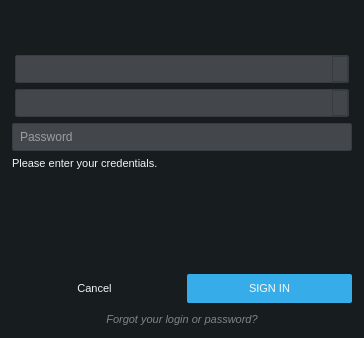
This is python/tank/authentication/resources/login_dialog.ui in shotgunsoftware/tk-core as Qt 5 draws it before an edit. The edited form follows.
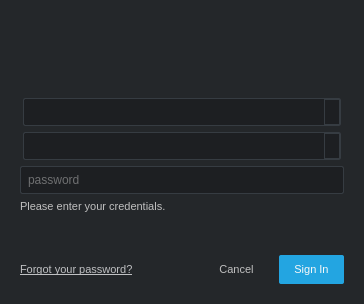
This is the edited form. Icons and pictures are not drawn. Custom widgets are drawn as their Qt base class.

Patch:
```diff
--- a/python/tank/authentication/resources/login_dialog.ui
+++ b/python/tank/authentication/resources/login_dialog.ui
@@ -10,7 +10,7 @@
     <x>0</x>
     <y>0</y>
     <width>364</width>
-    <height>338</height>
+    <height>304</height>
    </rect>
   </property>
   <property name="minimumSize">
@@ -20,46 +20,47 @@
    </size>
   </property>
   <property name="styleSheet">
-   <string notr="true">QWidget
+   <string notr="true">
+QWidget
 {
-    background-color:  rgb(23, 28, 31);
+    background-color:  rgb(36, 39, 42);
+    color: rgb(192, 192, 192);
     selection-background-color: rgb(168, 123, 43);
     selection-color: rgb(230, 230, 230);
     font-size: 11px;
-    color: rgb(242, 244, 247);
 }
 
 QPushButton
 {
-	background-color: transparent;
-	border-radius: 2px;
-	padding: 8px;
-	padding-left: 15px;
-	padding-right: 15px;
+    background-color: transparent;
+    border-radius: 2px;
+    padding: 8px;
+    padding-left: 15px;
+    padding-right: 15px;
 }
 
 QLineEdit, QComboBox
 {
-	background-color: rgb(67, 71, 75);
-	border: 1px solid rgb(54, 60, 66);
-	border-radius: 2px;
-	padding: 5px;
+    background-color: rgb(29, 31, 34);
+    border: 1px solid rgb(54, 60, 66);
+    border-radius: 2px;
+    padding: 5px;
      font-size: 12px;
 }
 
 QComboBox
 {
     margin-left: 3;
-	margin-right: 3
+    margin-right: 3
 }
 
 QComboBox:focus, QLineEdit:focus
 {
-	border: 1px solid rgb(48, 167, 227);
+    border: 1px solid rgb(48, 167, 227);
 }
 
 QComboBox:drop-down:button {
-	border: 1px solid rgb(54, 60, 66);
+    border: 1px solid rgb(54, 60, 66);
 }
 
 QComboBox:down-arrow {
@@ -75,23 +76,20 @@
   <property name="modal">
    <bool>true</bool>
   </property>
-  <layout class="QVBoxLayout" name="verticalLayout_2">
-   <property name="leftMargin">
-    <number>0</number>
+  <layout class="QVBoxLayout" name="verticalLayout_2" stretch="1,0">
+   <property name="margin">
+    <number>20</number>
    </property>
-   <property name="topMargin">
-    <number>24</number>
-   </property>
-   <property name="rightMargin">
+   <item>
+    <layout class="QHBoxLayout" name="horizontalLayout" stretch="0">
+     <property name="spacing">
     <number>0</number>
    </property>
-   <property name="bottomMargin">
-    <number>0</number>
+     <property name="sizeConstraint">
+      <enum>QLayout::SetMinAndMaxSize</enum>
    </property>
    <item>
-    <layout class="QHBoxLayout" name="horizontalLayout">
-     <item>
-      <widget class="QLabel" name="logo">
+      <widget class="AspectPreservingLabel" name="logo">
        <property name="sizePolicy">
         <sizepolicy hsizetype="Preferred" vsizetype="Preferred">
          <horstretch>0</horstretch>
@@ -100,7 +98,7 @@
        </property>
        <property name="maximumSize">
         <size>
-         <width>72</width>
+         <width>250</width>
          <height>72</height>
         </size>
        </property>
@@ -108,10 +106,7 @@
         <string/>
        </property>
        <property name="pixmap">
-        <pixmap resource="resources.qrc">:/shotgun_authentication/login_circle_logo.png</pixmap>
-       </property>
-       <property name="scaledContents">
-        <bool>true</bool>
+        <pixmap resource="resources.qrc">:/shotgun_authentication/shotgun_logo_light_medium.png</pixmap>
        </property>
        <property name="alignment">
         <set>Qt::AlignCenter</set>
@@ -124,11 +119,6 @@
     </layout>
    </item>
    <item>
-    <layout class="QVBoxLayout" name="verticalLayout_8">
-     <property name="margin">
-      <number>12</number>
-     </property>
-     <item>
       <widget class="QStackedWidget" name="stackedWidget">
        <property name="minimumSize">
         <size>
@@ -157,39 +147,13 @@
              <number>0</number>
             </property>
             <item>
-             <widget class="RecentBox" name="site">
-              <property name="editable">
-               <bool>true</bool>
-              </property>
-             </widget>
+           <widget class="RecentBox" name="site"/>
             </item>
             <item>
-             <widget class="RecentBox" name="login">
-              <property name="sizePolicy">
-               <sizepolicy hsizetype="Expanding" vsizetype="Fixed">
-                <horstretch>0</horstretch>
-                <verstretch>0</verstretch>
-               </sizepolicy>
-              </property>
-              <property name="minimumSize">
-               <size>
-                <width>308</width>
-                <height>0</height>
-               </size>
-              </property>
-              <property name="editable">
-               <bool>true</bool>
-              </property>
-             </widget>
+           <widget class="RecentBox" name="login"/>
             </item>
             <item>
              <widget class="Qt5LikeLineEdit" name="password">
-              <property name="sizePolicy">
-               <sizepolicy hsizetype="Expanding" vsizetype="Fixed">
-                <horstretch>0</horstretch>
-                <verstretch>0</verstretch>
-               </sizepolicy>
-              </property>
               <property name="minimumSize">
                <size>
                 <width>308</width>
@@ -200,7 +164,7 @@
                <enum>QLineEdit::Password</enum>
               </property>
               <property name="placeholderText">
-               <string>Password</string>
+             <string>password</string>
               </property>
              </widget>
             </item>
@@ -243,53 +207,13 @@
           </widget>
          </item>
          <item>
-          <layout class="QVBoxLayout" name="verticalLayout_9" stretch="0,0">
+        <layout class="QHBoxLayout" name="button_layout" stretch="0,1,0,0">
            <property name="spacing">
             <number>10</number>
            </property>
            <property name="leftMargin">
             <number>0</number>
            </property>
-           <item>
-            <layout class="QHBoxLayout" name="horizontalLayout_5">
-             <item>
-              <widget class="QPushButton" name="cancel">
-               <property name="styleSheet">
-                <string notr="true"/>
-               </property>
-               <property name="text">
-                <string>Cancel</string>
-               </property>
-               <property name="autoDefault">
-                <bool>false</bool>
-               </property>
-               <property name="flat">
-                <bool>true</bool>
-               </property>
-              </widget>
-             </item>
-             <item>
-              <widget class="QPushButton" name="sign_in">
-               <property name="styleSheet">
-                <string notr="true">color: rgb(248, 248, 248);
-background-color: rgb(54, 173, 232);</string>
-               </property>
-               <property name="text">
-                <string>SIGN IN</string>
-               </property>
-               <property name="autoDefault">
-                <bool>true</bool>
-               </property>
-               <property name="default">
-                <bool>true</bool>
-               </property>
-               <property name="flat">
-                <bool>true</bool>
-               </property>
-              </widget>
-             </item>
-            </layout>
-           </item>
            <item>
             <widget class="QLabel" name="forgot_password_link">
              <property name="cursor">
@@ -302,7 +226,7 @@
 }</string>
              </property>
              <property name="text">
-              <string>&lt;center&gt;&lt;a href=&quot;http://mystudio.shotgunstudio.com/user/forgot_password&quot;&gt;&lt;span style=&quot; text-decoration: none; color:#828487;&quot;&gt;&lt;i&gt;Forgot your login or password?&lt;/i&gt;&lt;/span&gt;&lt;/a&gt;&lt;/center&gt;</string>
+            <string>&lt;html&gt;&lt;head/&gt;&lt;body&gt;&lt;p&gt;&lt;a href=&quot;http://mystudio.shotgunstudio.com/user/forgot_password&quot;&gt;&lt;span style=&quot; text-decoration: underline; color:#c0c1c3;&quot;&gt;Forgot your password?&lt;/span&gt;&lt;/a&gt;&lt;/p&gt;&lt;/body&gt;&lt;/html&gt;</string>
              </property>
              <property name="textFormat">
               <enum>Qt::RichText</enum>
@@ -315,6 +239,55 @@
              </property>
             </widget>
            </item>
+         <item>
+          <spacer name="sign_in_hspacer">
+           <property name="orientation">
+            <enum>Qt::Horizontal</enum>
+           </property>
+           <property name="sizeHint" stdset="0">
+            <size>
+             <width>40</width>
+             <height>20</height>
+            </size>
+           </property>
+          </spacer>
+         </item>
+         <item>
+          <widget class="QPushButton" name="cancel">
+           <property name="styleSheet">
+            <string notr="true"/>
+           </property>
+           <property name="text">
+            <string>Cancel</string>
+           </property>
+           <property name="autoDefault">
+            <bool>false</bool>
+           </property>
+           <property name="flat">
+            <bool>true</bool>
+           </property>
+          </widget>
+         </item>
+         <item>
+          <widget class="QPushButton" name="sign_in">
+           <property name="styleSheet">
+            <string notr="true">color: rgb(248, 248, 248);
+background-color: rgb(35, 165, 225);</string>
+           </property>
+           <property name="text">
+            <string>Sign In</string>
+           </property>
+           <property name="autoDefault">
+            <bool>true</bool>
+           </property>
+           <property name="default">
+            <bool>true</bool>
+           </property>
+           <property name="flat">
+            <bool>true</bool>
+           </property>
+          </widget>
+         </item>
           </layout>
          </item>
         </layout>
@@ -673,8 +646,6 @@
       </widget>
      </item>
     </layout>
-   </item>
-  </layout>
  </widget>
  <customwidgets>
   <customwidget>
@@ -687,6 +658,11 @@
    <extends>QComboBox</extends>
    <header>.recent_box</header>
   </customwidget>
+  <customwidget>
+   <class>AspectPreservingLabel</class>
+   <extends>QLabel</extends>
+   <header>.aspect_preserving_label</header>
+  </customwidget>
  </customwidgets>
  <resources>
   <include location="resources.qrc"/>
```
Lines whose indentation alone changed are shown as unchanged.
